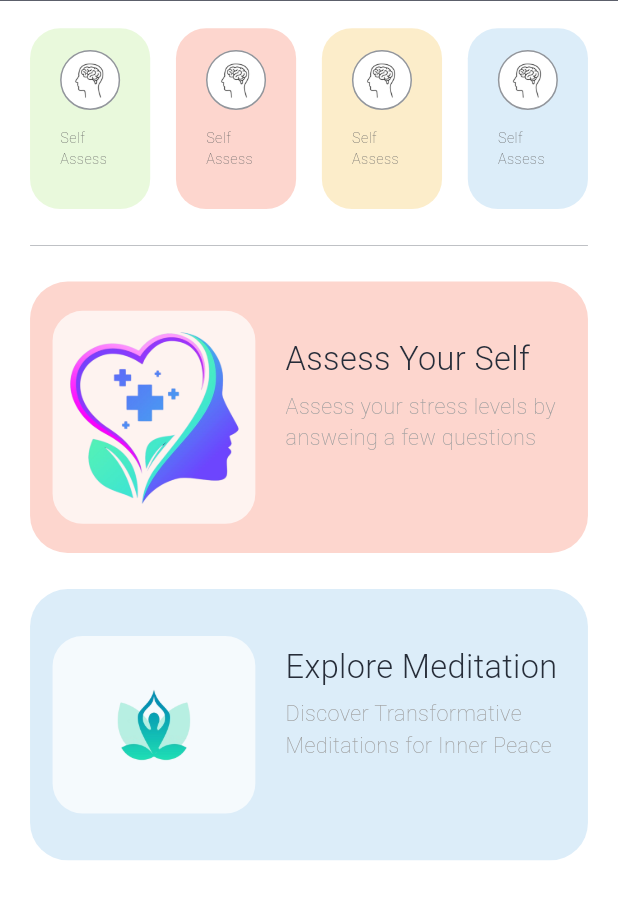
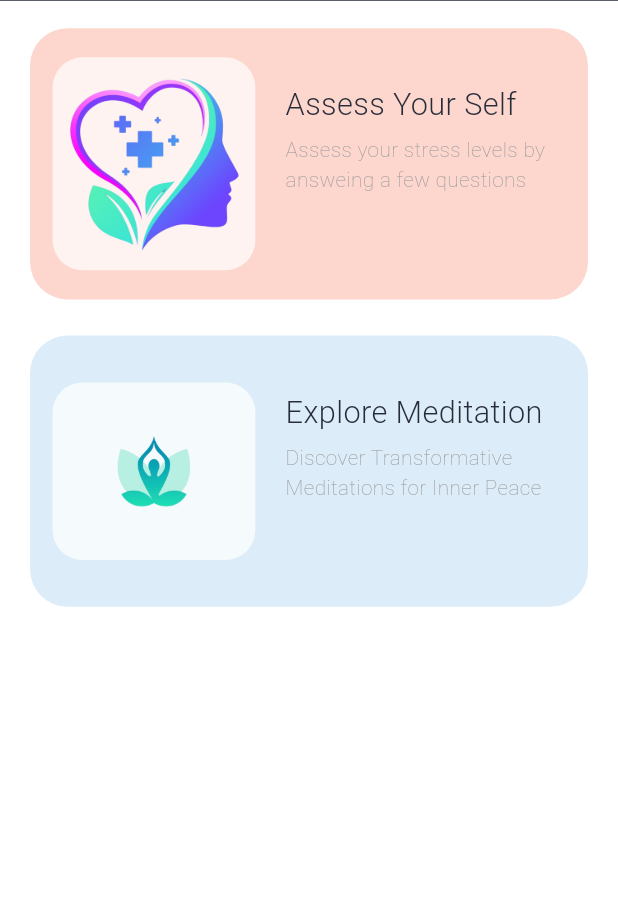
Before and after one commit to anantbhartiya/ZenZone, a Flutter app: the HomeScreen screen opened directly, on a phone screen of 412 x 824 dp, the part 83-1003 px from its top. Run offline on Flutter 3.47's test engine with Material 2 defaults, Android fonts, the phone set to English and light mode, and no system bars; our stand-ins replace google_fonts, just_audio, rxdart.

Commit message:
made changes to UI

```diff
--- a/lib/main.dart
+++ b/lib/main.dart
@@ -1,7 +1,5 @@
 import 'package:flutter/material.dart';
 import 'package:provider/provider.dart';
-import 'package:zenzone/screens/audioscreen.dart';
-import 'package:zenzone/screens/meditationscreen.dart';
 import 'package:zenzone/screens/splashscreen.dart';
 import 'package:zenzone/utils/size_config.dart';
 import 'package:zenzone/utils/userdata.dart';
--- a/lib/screens/homescreen.dart
+++ b/lib/screens/homescreen.dart
@@ -2,7 +2,7 @@ import 'package:flutter/material.dart';
 import 'package:provider/provider.dart';
 import 'package:zenzone/screens/assess_screen.dart';
 import 'package:zenzone/screens/meditationscreen.dart';
-import 'package:zenzone/widgets/card1.dart';
+// import 'package:zenzone/widgets/card1.dart';
 import 'package:zenzone/utils/size_config.dart';
 import 'package:zenzone/utils/theme.dart';
 import 'package:zenzone/utils/userdata.dart';
@@ -53,21 +53,21 @@ class _HomeScreenState extends State<HomeScreen> {
           ),
           child: Column(
             children: [
-              Row(
-                mainAxisAlignment: MainAxisAlignment.spaceBetween,
-                children: [
-                  Card1(color: greentheme, icon: 'assets/brain_icon.png', text: 'Self Assess',),
-                  Card1(color: pinktheme, icon: 'assets/brain_icon.png', text: 'Self Assess',),
-                  Card1(color: yellowtheme, icon: 'assets/brain_icon.png', text: 'Self Assess',),
-                  Card1(color: bluetheme, icon: 'assets/brain_icon.png', text: 'Self Assess',),
-                ],
-              ),
-              SizedBox(height: getProportionateScreenHeight(20),),
-              Container(
-                height: 0.2,
-                color: blacktheme,
-              ),
-              SizedBox(height: getProportionateScreenHeight(20),),
+              // Row(
+              //   mainAxisAlignment: MainAxisAlignment.spaceBetween,
+              //   children: [
+              //     Card1(color: greentheme, icon: 'assets/brain_icon.png', text: 'Self Assess',),
+              //     Card1(color: pinktheme, icon: 'assets/brain_icon.png', text: 'Self Assess',),
+              //     Card1(color: yellowtheme, icon: 'assets/brain_icon.png', text: 'Self Assess',),
+              //     Card1(color: bluetheme, icon: 'assets/brain_icon.png', text: 'Self Assess',),
+              //   ],
+              // ),
+              // SizedBox(height: getProportionateScreenHeight(20),),
+              // Container(
+              //   height: 0.2,
+              //   color: blacktheme,
+              // ),
+              // SizedBox(height: getProportionateScreenHeight(20),),
               Card2(
                 color: pinktheme,
                 image: 'assets/assess_stress.png',
--- a/lib/widgets/card2.dart
+++ b/lib/widgets/card2.dart
@@ -58,14 +58,14 @@ class Card2 extends StatelessWidget {
                     SizedBox(height: getProportionateScreenHeight(20)),
                     Text(
                       title,
-                      style: regularTextStyle.copyWith(fontSize: getProportionateScreenHeight(18)),
+                      style: regularTextStyle.copyWith(fontSize: getProportionateScreenHeight(17)),
                     ),
                     SizedBox(height: getProportionateScreenHeight(5)),
                     Flexible(
                       child: Text(
                         description,
                         style: lightTextStyle.copyWith(
-                          fontSize: getProportionateScreenHeight(12),
+                          fontSize: getProportionateScreenHeight(11.5),
                           color: Colors.grey
                         ),
                       ),
```
